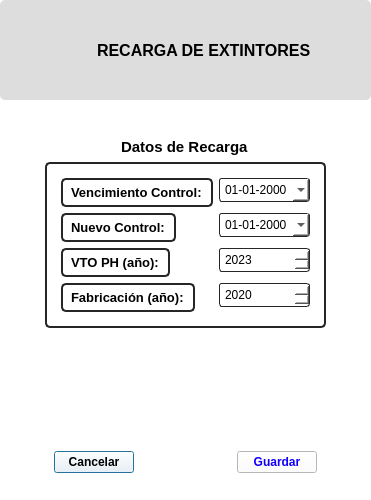
Before: the Qt Designer form resources/ui/recarga_form.ui in Julian2455/beatmat, drawn with Qt 5.
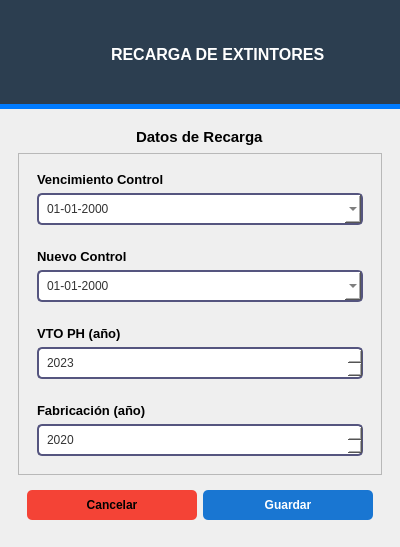
After: the same form once the commit is applied. Icons and pictures are not drawn.

```diff
--- a/resources/ui/recarga_form.ui
+++ b/resources/ui/recarga_form.ui
@@ -6,15 +6,58 @@
    <rect>
     <x>0</x>
     <y>0</y>
-    <width>371</width>
-    <height>500</height>
+    <width>400</width>
+    <height>547</height>
    </rect>
   </property>
   <property name="windowTitle">
    <string>Recarga de Extintores</string>
   </property>
   <property name="styleSheet">
-   <string notr="true">background-color: rgb(255, 255, 255);</string>
+   <string notr="true">QSpinBox {
+     border: 2px solid rgb(85, 85, 127);
+     border-radius: 5px;
+     padding: 5px 8px;
+     color: #333;
+     background-color: #fff;
+	padding:6px;
+   }
+QSpinBox:focus {
+     border: 1px solid #0078d7;
+     background-color: #eef6ff;
+   }
+QDateEdit {
+     border: 2px solid rgb(85, 85, 127);
+     border-radius: 5px;
+     padding: 5px 8px;
+     color: #333;
+     background-color: #fff;
+padding:6px;
+   }
+QDateEdit:focus {
+     border: 1px solid #0078d7;
+     background-color: #eef6ff;
+   }
+ QPushButton {
+     border: none;
+     padding: 8px 16px;
+     border-radius: 5px;
+     font-weight: bold;
+   }
+   QPushButton#cancelar_form {
+     background-color: #f44336;
+     color: white;
+   }
+   QPushButton#cancelar_form:hover {
+     background-color: #d32f2f;
+   }
+   QPushButton#guardar_recarga {
+     background-color: #1976d2;
+     color: white;
+   }
+   QPushButton#guardar_recarga:hover {
+     background-color: #0d47a1;
+   }</string>
   </property>
   <layout class="QVBoxLayout" name="verticalLayout" stretch="2,8">
    <property name="spacing">
@@ -35,9 +78,9 @@
    <item>
     <widget class="QWidget" name="widget" native="true">
      <property name="styleSheet">
-      <string notr="true">border: none;
-border-radius: 5px;
-background-color: rgb(221, 221, 221);
+      <string notr="true">background: #2C3E50;
+border-bottom: 6px solid #5F9EA0;
+border-bottom: 5px solid #007BFF;
 </string>
      </property>
      <layout class="QHBoxLayout" name="horizontalLayout">
@@ -105,7 +148,7 @@
         </property>
         <property name="styleSheet">
          <string notr="true">border:none;
-color:black;</string>
+color:rgb(255, 255, 255);</string>
         </property>
         <property name="text">
          <string>RECARGA DE EXTINTORES</string>
@@ -131,40 +174,17 @@
    <item>
     <widget class="QWidget" name="widget_2" native="true">
      <layout class="QHBoxLayout" name="horizontalLayout_2">
-      <item>
-       <spacer name="horizontalSpacer_3">
-        <property name="orientation">
-         <enum>Qt::Horizontal</enum>
-        </property>
-        <property name="sizeHint" stdset="0">
-         <size>
-          <width>40</width>
-          <height>20</height>
-         </size>
-        </property>
-       </spacer>
-      </item>
       <item>
        <widget class="QWidget" name="widget_3" native="true">
         <layout class="QVBoxLayout" name="verticalLayout_2">
-         <item>
-          <spacer name="verticalSpacer_2">
-           <property name="orientation">
-            <enum>Qt::Vertical</enum>
-           </property>
-           <property name="sizeType">
-            <enum>QSizePolicy::Minimum</enum>
-           </property>
-           <property name="sizeHint" stdset="0">
-            <size>
-             <width>20</width>
-             <height>20</height>
-            </size>
-           </property>
-          </spacer>
-         </item>
          <item alignment="Qt::AlignHCenter">
           <widget class="QLabel" name="label_title">
+           <property name="maximumSize">
+            <size>
+             <width>16777215</width>
+             <height>70</height>
+            </size>
+           </property>
            <property name="font">
             <font>
              <pointsize>11</pointsize>
@@ -182,10 +202,7 @@
          <item>
           <widget class="QFrame" name="frame_fechas">
            <property name="styleSheet">
-            <string notr="true">border: 2px solid rgb(38, 38, 38);
-border-radius: 5px;
-color:black;
-padding: 5px;</string>
+            <string notr="true"/>
            </property>
            <property name="frameShape">
             <enum>QFrame::StyledPanel</enum>
@@ -193,8 +210,11 @@
            <property name="frameShadow">
             <enum>QFrame::Raised</enum>
            </property>
-           <layout class="QFormLayout" name="formLayout">
-            <item row="0" column="0">
+           <layout class="QVBoxLayout" name="verticalLayout_3">
+            <item>
+             <widget class="QWidget" name="widget_5" native="true">
+              <layout class="QVBoxLayout" name="verticalLayout_4">
+               <item>
              <widget class="QLabel" name="label_vto_control">
               <property name="font">
                <font>
@@ -203,25 +223,23 @@
                </font>
               </property>
               <property name="text">
-               <string>Vencimiento Control:</string>
+                  <string>Vencimiento Control</string>
               </property>
              </widget>
             </item>
-            <item row="0" column="1">
+               <item>
              <widget class="QDateEdit" name="dateEdit_vto_control">
               <property name="styleSheet">
-               <string notr="true">border: 1px solid rgb(38, 38, 38);
-border-radius: 3px;
-padding: 3px;</string>
+                  <string notr="true"/>
               </property>
               <property name="maximumDateTime">
                <datetime>
                 <hour>23</hour>
                 <minute>59</minute>
                 <second>59</second>
-                <year>2100</year>
-                <month>12</month>
-                <day>31</day>
+                   <year>2101</year>
+                   <month>1</month>
+                   <day>1</day>
                </datetime>
               </property>
               <property name="minimumDateTime">
@@ -242,7 +260,13 @@
               </property>
              </widget>
             </item>
-            <item row="1" column="0">
+              </layout>
+             </widget>
+            </item>
+            <item>
+             <widget class="QWidget" name="widget_6" native="true">
+              <layout class="QVBoxLayout" name="verticalLayout_6">
+               <item>
              <widget class="QLabel" name="label_nuevo_control">
               <property name="font">
                <font>
@@ -251,16 +275,14 @@
                </font>
               </property>
               <property name="text">
-               <string>Nuevo Control:</string>
+                  <string>Nuevo Control</string>
               </property>
              </widget>
             </item>
-            <item row="1" column="1">
+               <item>
              <widget class="QDateEdit" name="dateEdit_nuevo_control">
               <property name="styleSheet">
-               <string notr="true">border: 1px solid rgb(38, 38, 38);
-border-radius: 3px;
-padding: 3px;</string>
+                  <string notr="true"/>
               </property>
               <property name="displayFormat">
                <string>dd-MM-yyyy</string>
@@ -270,7 +292,13 @@
               </property>
              </widget>
             </item>
-            <item row="2" column="0">
+              </layout>
+             </widget>
+            </item>
+            <item>
+             <widget class="QWidget" name="widget_7" native="true">
+              <layout class="QVBoxLayout" name="verticalLayout_7">
+               <item>
              <widget class="QLabel" name="label_vto_ph">
               <property name="font">
                <font>
@@ -279,16 +307,14 @@
                </font>
               </property>
               <property name="text">
-               <string>VTO PH (año):</string>
+                  <string>VTO PH (año)</string>
               </property>
              </widget>
             </item>
-            <item row="2" column="1">
+               <item>
              <widget class="QSpinBox" name="spinBox_vto_ph">
               <property name="styleSheet">
-               <string notr="true">border: 1px solid rgb(38, 38, 38);
-border-radius: 3px;
-padding: 3px;</string>
+                  <string notr="true"/>
               </property>
               <property name="minimum">
                <number>1900</number>
@@ -301,7 +327,13 @@
               </property>
              </widget>
             </item>
-            <item row="3" column="0">
+              </layout>
+             </widget>
+            </item>
+            <item>
+             <widget class="QWidget" name="widget_8" native="true">
+              <layout class="QVBoxLayout" name="verticalLayout_5">
+               <item>
              <widget class="QLabel" name="label_fabricacion">
               <property name="font">
                <font>
@@ -310,16 +342,14 @@
                </font>
               </property>
               <property name="text">
-               <string>Fabricación (año):</string>
+                  <string>Fabricación (año)</string>
               </property>
              </widget>
             </item>
-            <item row="3" column="1">
+               <item>
              <widget class="QSpinBox" name="spinBox_fabricacion">
               <property name="styleSheet">
-               <string notr="true">border: 1px solid rgb(38, 38, 38);
-border-radius: 3px;
-padding: 3px;</string>
+                  <string notr="true"/>
               </property>
               <property name="minimum">
                <number>1950</number>
@@ -335,18 +365,8 @@
            </layout>
           </widget>
          </item>
-         <item>
-          <spacer name="verticalSpacer">
-           <property name="orientation">
-            <enum>Qt::Vertical</enum>
-           </property>
-           <property name="sizeHint" stdset="0">
-            <size>
-             <width>20</width>
-             <height>20</height>
-            </size>
-           </property>
-          </spacer>
+           </layout>
+          </widget>
          </item>
          <item>
           <widget class="QWidget" name="widget_4" native="true">
@@ -366,19 +386,6 @@
               </property>
              </widget>
             </item>
-            <item>
-             <spacer name="horizontalSpacer_5">
-              <property name="orientation">
-               <enum>Qt::Horizontal</enum>
-              </property>
-              <property name="sizeHint" stdset="0">
-               <size>
-                <width>40</width>
-                <height>20</height>
-               </size>
-              </property>
-             </spacer>
-            </item>
             <item>
              <widget class="QPushButton" name="guardar_recarga">
               <property name="font">
@@ -387,7 +394,7 @@
                </font>
               </property>
               <property name="styleSheet">
-               <string notr="true">color: rgb(17, 0, 255)</string>
+               <string notr="true">color:rgb(255, 255, 255)</string>
               </property>
               <property name="text">
                <string>Guardar</string>
@@ -400,22 +407,6 @@
         </layout>
        </widget>
       </item>
-      <item>
-       <spacer name="horizontalSpacer_4">
-        <property name="orientation">
-         <enum>Qt::Horizontal</enum>
-        </property>
-        <property name="sizeType">
-         <enum>QSizePolicy::Preferred</enum>
-        </property>
-        <property name="sizeHint" stdset="0">
-         <size>
-          <width>40</width>
-          <height>20</height>
-         </size>
-        </property>
-       </spacer>
-      </item>
      </layout>
     </widget>
    </item>
```
Lines whose indentation alone changed are shown as unchanged.
